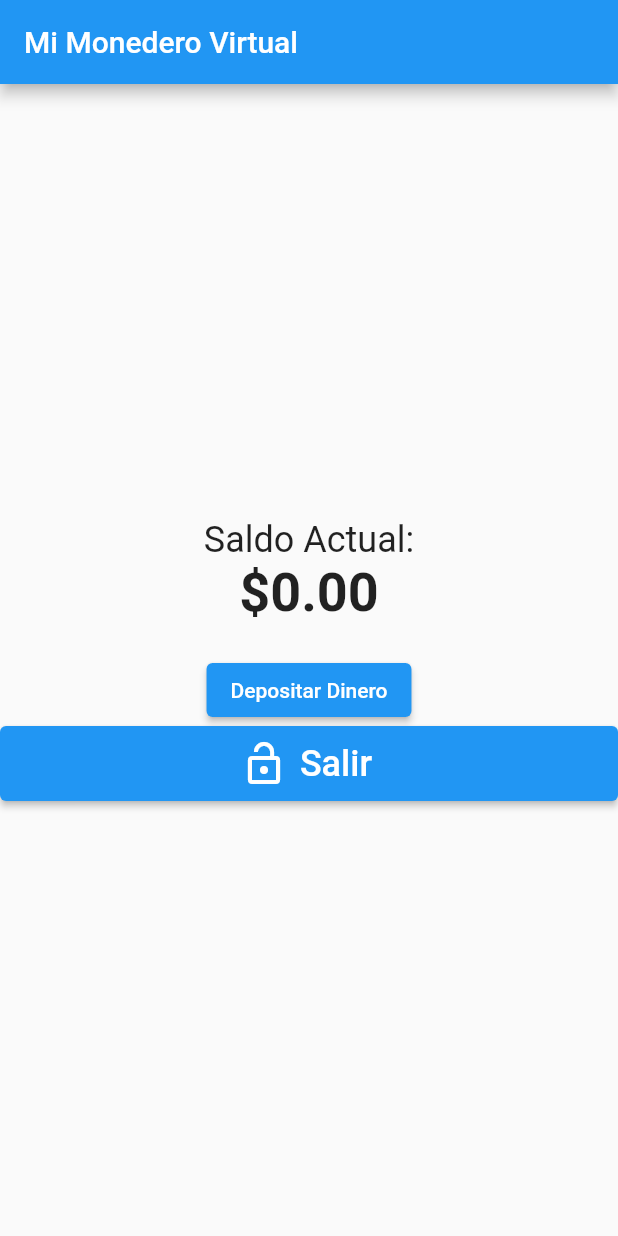
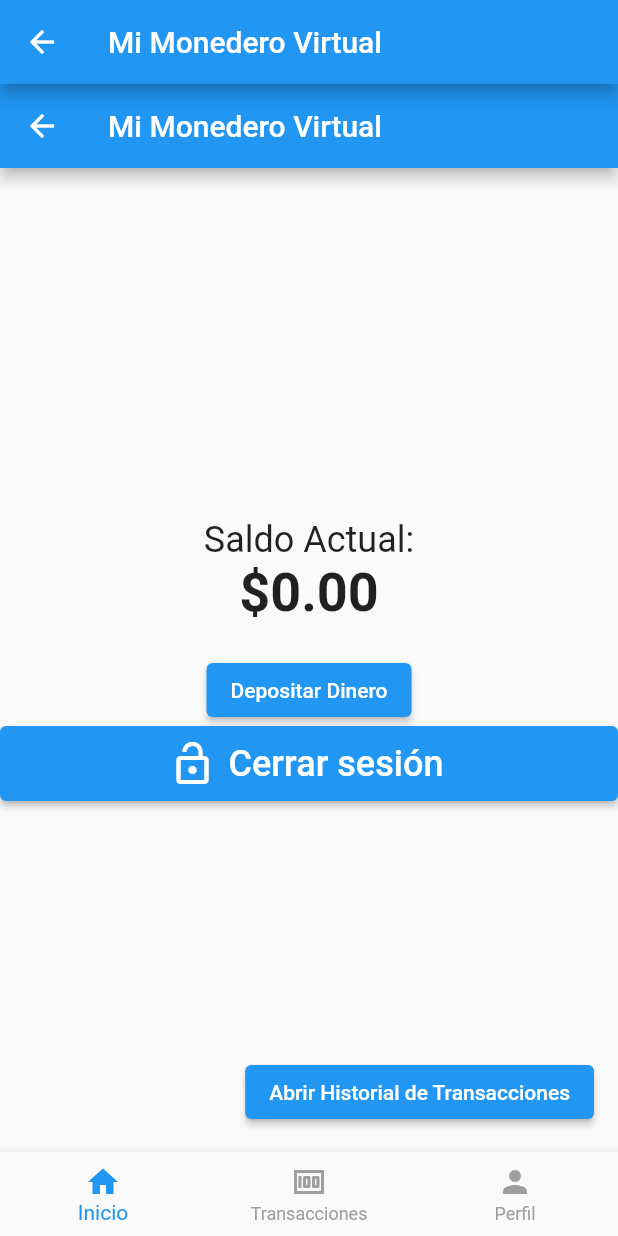
Before and after one commit to GustavoGutierrez98/mimonedero, a Flutter app: the HomePage screen opened directly, item 2 of the bottom bar chosen, on a phone screen of 412 x 824 dp. Run offline on Flutter 3.47's test engine with Material 2 defaults, Android fonts, the phone set to English and light mode, and no system bars; our stand-ins replace email_validator, firebase_auth, firebase_core, sqflite; accounts and stored records are empty.

Commit message:
estructura ordenada de la aplicacion

```diff
--- a/lib/main.dart
+++ b/lib/main.dart
@@ -48,7 +48,8 @@ class MainPage extends StatelessWidget {
             } else if (snapshot.hasError) {
               return const Center(child: Text('Algo salio mal!'));
             } else if (snapshot.hasData) {
-              return IngresoDinero();
+             // return IngresoDinero();
+             return HomePage();
             } else {
               return const AuthPage();
             }
--- a/lib/models/ingreso.dart
+++ b/lib/models/ingreso.dart
@@ -1,15 +1,35 @@
 import 'package:firebase_auth/firebase_auth.dart';
 import 'package:flutter/material.dart';
 import 'package:mimonedero/models/filtro_numerico.dart';
+import 'package:mimonedero/widgets/navbar.dart';
 // ignore: unused_import
 import 'balance_view.dart';
 
+// class IngresoDinero extends StatelessWidget {
+//   @override
+//   Widget build(BuildContext context) {
+//     return MaterialApp(
+//       title: 'Mi Monedero Virtual',
+//       home: MiCartera(),
+//     );
+//   }
+// }
 class IngresoDinero extends StatelessWidget {
   @override
   Widget build(BuildContext context) {
-    return MaterialApp(
-      title: 'Mi Monedero Virtual',
-      home: MiCartera(),
+    return Scaffold(
+      appBar: AppBar(
+        title: Text('Mi Monedero Virtual'),
+      ),
+      body: MiCartera(),
+      bottomNavigationBar: NavBar(),
+       floatingActionButton: ElevatedButton(
+        onPressed: () {
+          // Navegar a la vista del historial de transacciones (BalanceView)
+          Navigator.push(context, MaterialPageRoute(builder: (context) => BalanceView()));
+        },
+        child: Text('Abrir Historial de Transacciones'),
+       ),
     );
   }
 }
@@ -116,7 +136,7 @@ class _MiCarteraState extends State<MiCartera> {
                 ),
                 icon: const Icon(Icons.lock_open, size: 32),
                 label: const Text(
-                  'Salir',
+                  'Cerrar sesión',
                   style: TextStyle(fontSize: 24),
                 ),
                 onPressed: () => FirebaseAuth.instance.signOut(),
--- a/lib/models/pantalla_principal.dart
+++ b/lib/models/pantalla_principal.dart
@@ -33,7 +33,7 @@ class HomePage extends StatelessWidget {
               ),
               icon: const Icon(Icons.lock_open, size: 32),
               label: const Text(
-                'Salir',
+                'Cerrar sesión',
                 style: TextStyle(fontSize: 24),
               ),
               onPressed: () => FirebaseAuth.instance.signOut(),
--- a/lib/widgets/navbar.dart
+++ b/lib/widgets/navbar.dart
@@ -43,7 +43,7 @@ class _NavBarState extends State<NavBar> {
         ),
         BottomNavigationBarItem(
           icon: Icon(Icons.money),
-          label: 'Balance',
+          label: 'Transacciones',
         ),
         BottomNavigationBarItem(
           icon: Icon(Icons.person),
```
